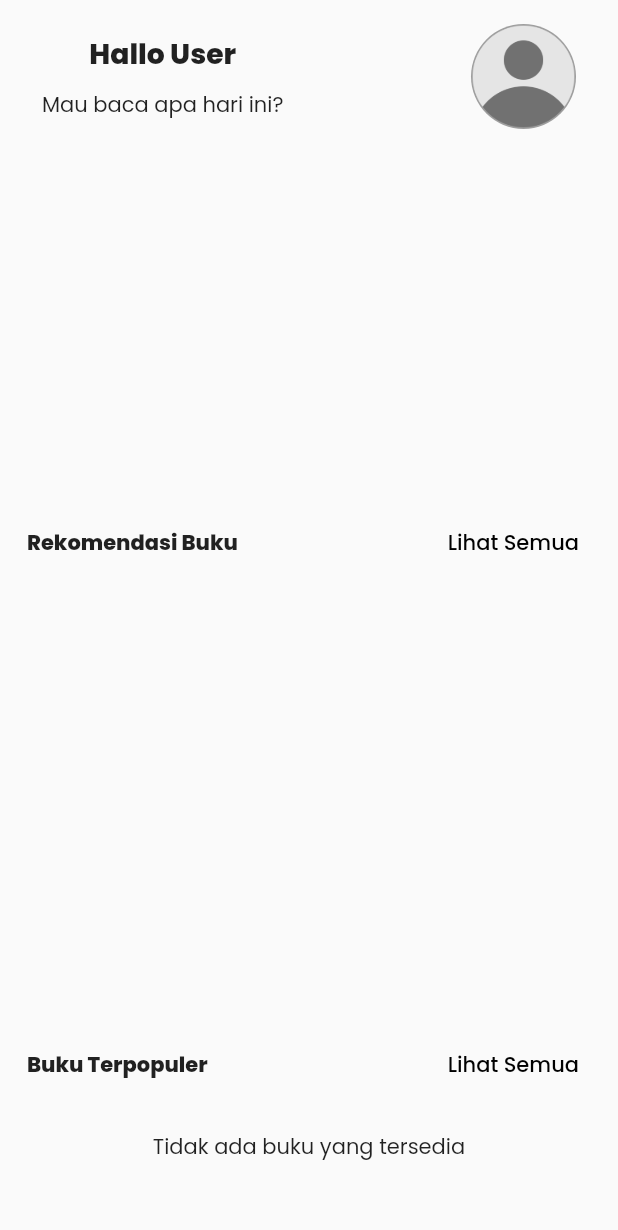
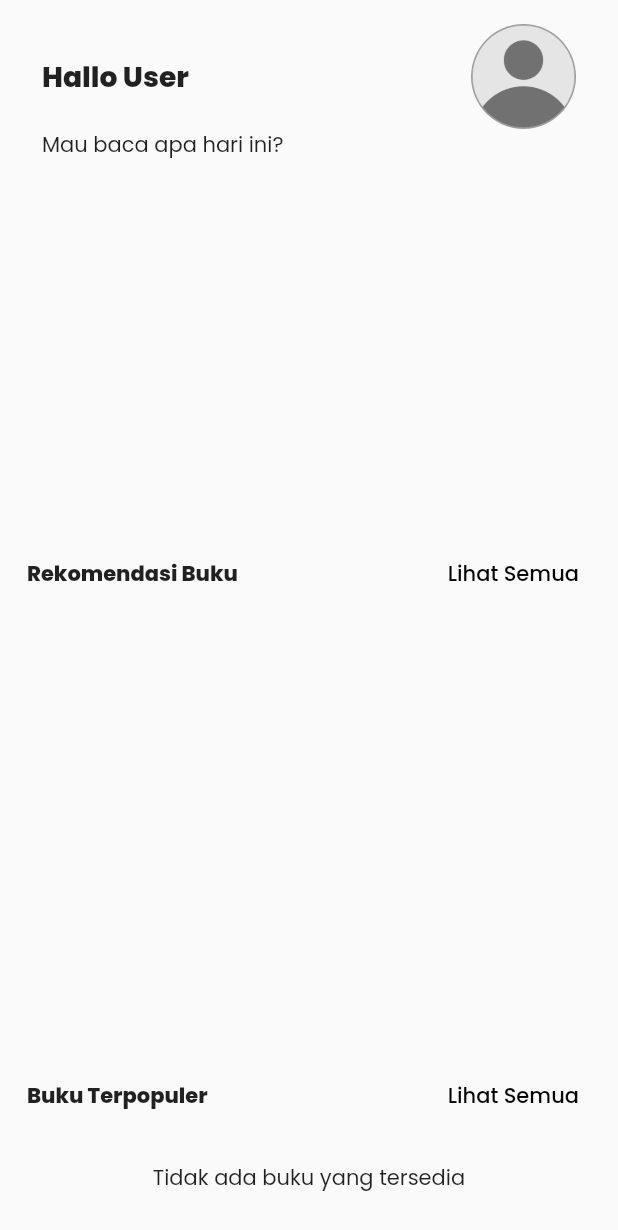
Before and after one commit to AhmadNaufal2525/bitread-app, a Flutter app: the HomeScreen screen opened directly, on a phone screen of 412 x 824 dp. Shown: the top 1230 px of the screen. Run offline on Flutter 3.47's test engine with Material 2 defaults, Android fonts, the phone set to English and light mode, and no system bars; drawn by our look-alikes of carousel_slider; our stand-ins replace animate_do, cached_network_image, cloud_firestore, firebase_auth, firebase_core, firebase_storage and 9 more; missing offline and left inert: easy_pdf_viewer; accounts and stored records are empty.

```diff
--- a/lib/screen/detail_news_event_screen.dart
+++ b/lib/screen/detail_news_event_screen.dart
@@ -22,7 +22,7 @@ class NewsEventDetailScreen extends StatelessWidget {
 
   @override
   Widget build(BuildContext context) {
-    int maxLineLength = 300;
+    int maxLineLength = 500;
     List<String> words = description.split(' ');
     List<String> paragraphs = [];
     String currentParagraph = '';
@@ -137,6 +137,7 @@ class NewsEventDetailScreen extends StatelessWidget {
               delegate: SliverChildListDelegate(
                 [
                   Container(
+                    height: MediaQuery.of(context).size.height * 2.4,
                     padding: const EdgeInsets.all(20.0),
                     decoration: const BoxDecoration(
                       borderRadius: BorderRadius.only(
--- a/lib/screen/edit_profile_screen.dart
+++ b/lib/screen/edit_profile_screen.dart
@@ -168,8 +168,8 @@ class EditProfileState extends State<EditProfile> {
                     validator: (value) {
                       if (value == null || value.isEmpty) {
                         return 'Username Tidak Boleh Kosong!';
-                      } else if (value.length < 6) {
-                        return 'Username harus terdiri dari 6 karakter!';
+                      } else if (value.length != 10) {
+                        return 'Username harus terdiri dari 10 karakter!';
                       }
                       return null;
                     },
--- a/lib/screen/home_screen.dart
+++ b/lib/screen/home_screen.dart
@@ -58,7 +58,7 @@ class _HomeScreenState extends State<HomeScreen> {
                                             child: Text(
                                               "Hallo ${username.length > 12 ? '${username.substring(0, 12)},' : '$username,'}",
                                               style: const TextStyle(
-                                                fontSize: 18.8,
+                                                fontSize: 18,
                                                 fontWeight: FontWeight.bold,
                                               ),
                                             ),
@@ -74,10 +74,7 @@ class _HomeScreenState extends State<HomeScreen> {
                                       );
                                     },
                                   ),
-                                  const SizedBox(
-                                      height:
-                                          10,),
-                                  const Text('Mau baca apa hari ini?'),
+
                                 ],
                               ),
                               const Spacer(),
@@ -128,6 +125,10 @@ class _HomeScreenState extends State<HomeScreen> {
                             ],
                           ),
                         ),
+                        const Padding(
+                          padding: EdgeInsets.symmetric(horizontal: 10),
+                          child: Text('Mau baca apa hari ini?'),
+                        ),
                         const SizedBox(
                           height: 26,
                         ),
--- a/lib/screen/post_screen.dart
+++ b/lib/screen/post_screen.dart
@@ -89,6 +89,8 @@ class _PostScreenState extends State<PostScreen> {
                                 likes: List<String>.from(
                                   post['Likes'] ?? [],
                                 ),
+                                authorImage: post['authorImage'],
+                                timestamp: post['timestamp'],
                               ),
                             ),
                           );
@@ -97,7 +99,7 @@ class _PostScreenState extends State<PostScreen> {
                           title: post['judul'],
                           description: post['isiBlog'],
                           imageUrl: post['imageURL'],
-                          author: post['author'],
+                          author: post['author'], authorImage: post['authorImage'],
                         ),
                       );
                     },
--- a/lib/widget/grid_profile_post.dart
+++ b/lib/widget/grid_profile_post.dart
@@ -56,6 +56,8 @@ class _GridProfilePostState extends State<GridProfilePost> {
                       likes: List<String>.from(
                         post['Likes'] ?? [],
                       ),
+                      authorImage: post['authorImage'],
+                      timestamp: post['timestamp'],
                     ),
                   ),
                 );
--- a/lib/widget/list_profile_post.dart
+++ b/lib/widget/list_profile_post.dart
@@ -59,6 +59,8 @@ class ListProfilePostState extends State<ListProfilePost> {
                           likes: List<String>.from(
                             post['Likes'] ?? [],
                           ),
+                          authorImage: post['authorImage'],
+                          timestamp: post['timestamp'],
                         ),
                       ),
                     );
```
Also changed, not shown: lib/screen/add_post_screen.dart (+2 -7 lines), lib/screen/post_detail_screen.dart (+40 -6 lines), lib/widget/post_card.dart (+13 -1 lines).
